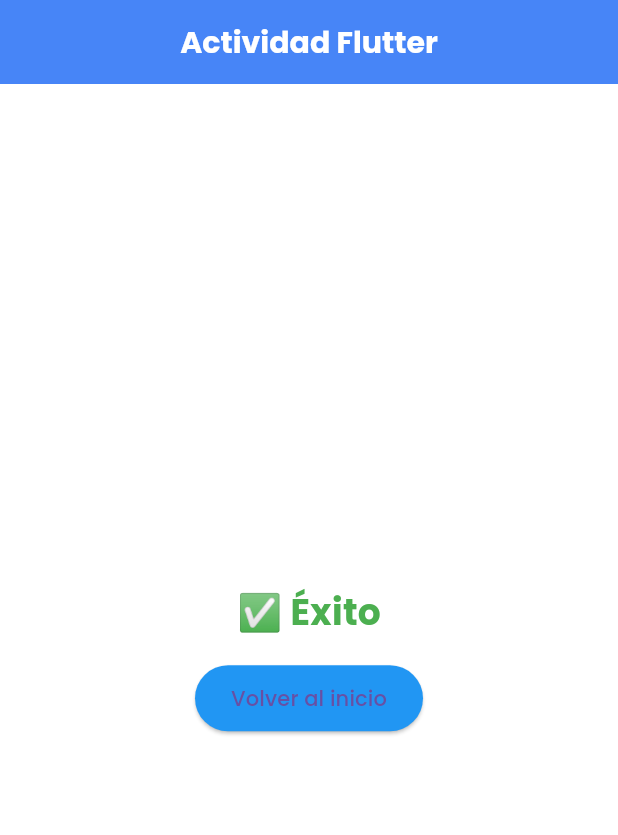
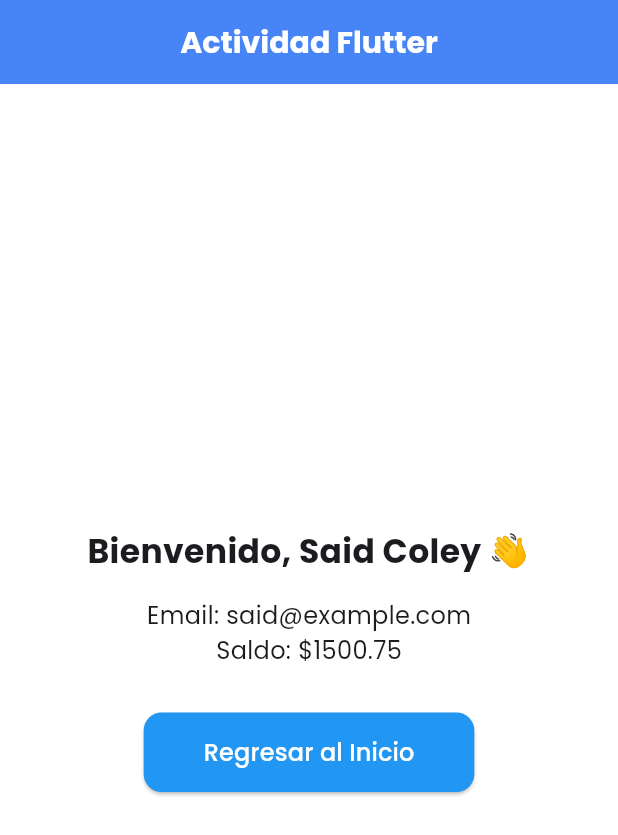
Before and after one commit to SaidColey456/SaidCO, a Flutter app: the screen it shows after launch, after a tap on "Botón Éxito", on a phone screen of 412 x 824 dp. Shown: the top 835 px of the screen. Run offline on Flutter 3.47's test engine with Material 3 defaults, Android fonts, the phone set to English and light mode, and no system bars; our stand-ins replace bloc, equatable, flutter_bloc, google_fonts.

Commit message:
Firts changes

```diff
--- /dev/null
+++ b/Said_Coley_Romero/Actividad_flutter_01_09_2025/assets/user.json
@@ -0,0 +1,7 @@
+{
+  "nombre": "Said",
+  "apellido": "Coley",
+  "email": "said@example.com",
+  "saldo": 1500.75,
+  "telefono": "3001234567"
+}
--- a/Said_Coley_Romero/Actividad_flutter_01_09_2025/lib/bloc/app_bloc.dart
+++ b/Said_Coley_Romero/Actividad_flutter_01_09_2025/lib/bloc/app_bloc.dart
@@ -1,4 +1,7 @@
+import 'dart:convert';
+import 'package:flutter/services.dart' show rootBundle;
 import 'package:flutter_bloc/flutter_bloc.dart';
+import '../models/user.dart';
 
 
 abstract class AppEvent {}
@@ -13,7 +16,10 @@ abstract class AppState {}
 
 class AppInitial extends AppState {}
 
-class AppSuccess extends AppState {}
+class AppSuccess extends AppState {
+  final User user;
+  AppSuccess(this.user);
+}
 
 class AppFailure extends AppState {}
 
@@ -23,8 +29,15 @@ class AppBloc extends Bloc<AppEvent, AppState> {
       emit(AppInitial());
     });
 
-    on<AppLoaded>((event, emit) {
-      emit(AppSuccess());
+    on<AppLoaded>((event, emit) async {
+      try {
+        final data = await rootBundle.loadString('assets/user.json');
+        final jsonMap = json.decode(data);
+        final user = User.fromJson(jsonMap);
+        emit(AppSuccess(user));
+      } catch (e) {
+        emit(AppFailure());
+      }
     });
 
     on<AppError>((event, emit) {
--- /dev/null
+++ b/Said_Coley_Romero/Actividad_flutter_01_09_2025/lib/bloc/user/user_bloc.dart
@@ -0,0 +1,30 @@
+import 'dart:convert';
+import 'package:bloc/bloc.dart';
+import 'package:flutter/services.dart' show rootBundle;
+
+import 'user_event.dart';
+import 'user_state.dart';
+
+class UserBloc extends Bloc<UserEvent, UserState> {
+  UserBloc() : super(UserInitial()) {
+    on<LoadUser>(_onLoadUser);
+  }
+
+  Future<void> _onLoadUser(LoadUser event, Emitter<UserState> emit) async {
+    emit(UserLoading());
+    try {
+      // Leer el JSON desde assets
+      final String response = await rootBundle.loadString('assets/user.json');
+      final data = json.decode(response);
+
+      emit(UserLoaded(
+        nombre: data['nombre'],
+        apellido: data['apellido'],
+        email: data['email'],
+        saldo: (data['saldo'] as num).toDouble(),
+      ));
+    } catch (e) {
+      emit(UserError("Error cargando los datos del usuario: $e"));
+    }
+  }
+}
--- /dev/null
+++ b/Said_Coley_Romero/Actividad_flutter_01_09_2025/lib/bloc/user/user_event.dart
@@ -0,0 +1,10 @@
+import 'package:equatable/equatable.dart';
+
+abstract class UserEvent extends Equatable {
+  const UserEvent();
+
+  @override
+  List<Object?> get props => [];
+}
+
+class LoadUser extends UserEvent {}
--- /dev/null
+++ b/Said_Coley_Romero/Actividad_flutter_01_09_2025/lib/bloc/user/user_state.dart
@@ -0,0 +1,38 @@
+import 'package:equatable/equatable.dart';
+
+class UserState extends Equatable {
+  const UserState();
+
+  @override
+  List<Object?> get props => [];
+}
+
+class UserInitial extends UserState {}
+
+class UserLoading extends UserState {}
+
+class UserLoaded extends UserState {
+  final String nombre;
+  final String apellido;
+  final String email;
+  final double saldo;
+
+  const UserLoaded({
+    required this.nombre,
+    required this.apellido,
+    required this.email,
+    required this.saldo,
+  });
+
+  @override
+  List<Object?> get props => [nombre, apellido, email, saldo];
+}
+
+class UserError extends UserState {
+  final String message;
+
+  const UserError(this.message);
+
+  @override
+  List<Object?> get props => [message];
+}
--- /dev/null
+++ b/Said_Coley_Romero/Actividad_flutter_01_09_2025/lib/models/user.dart
@@ -0,0 +1,25 @@
+class User {
+  final String nombre;
+  final String apellido;
+  final String email;
+  final double saldo;
+  final String telefono;
+
+  User({
+    required this.nombre,
+    required this.apellido,
+    required this.email,
+    required this.saldo,
+    required this.telefono,
+  });
+
+  factory User.fromJson(Map<String, dynamic> json) {
+    return User(
+      nombre: json['nombre'],
+      apellido: json['apellido'],
+      email: json['email'],
+      saldo: (json['saldo'] as num).toDouble(),
+      telefono: json['telefono'],
+    );
+  }
+}
--- a/Said_Coley_Romero/Actividad_flutter_01_09_2025/lib/pages/success_view.dart
+++ b/Said_Coley_Romero/Actividad_flutter_01_09_2025/lib/pages/success_view.dart
@@ -1,33 +1,71 @@
 import 'package:flutter/material.dart';
 import 'package:flutter_bloc/flutter_bloc.dart';
+import '../bloc/user/user_bloc.dart';
+import '../bloc/user/user_event.dart';
+import '../bloc/user/user_state.dart';
 import '../bloc/app_bloc.dart';
+import '../bloc/app_event.dart';
 
 class SuccessView extends StatelessWidget {
   const SuccessView({super.key});
 
   @override
   Widget build(BuildContext context) {
+    return BlocProvider(
+      create: (_) => UserBloc()..add(LoadUser()),
+      child: BlocBuilder<UserBloc, UserState>(
+        builder: (context, state) {
+          if (state is UserLoading) {
+            return const Center(child: CircularProgressIndicator());
+          } else if (state is UserLoaded) {
             return Center(
+              child: Padding(
+                padding: const EdgeInsets.all(20),
                 child: Column(
                   mainAxisAlignment: MainAxisAlignment.center,
                   children: [
-          const Text(
-            "✅ Éxito",
-            style: TextStyle(fontSize: 24, fontWeight: FontWeight.bold, color: Colors.green),
+                    Text(
+                      "Bienvenido, ${state.nombre} ${state.apellido} 👋",
+                      style: const TextStyle(
+                        fontSize: 22,
+                        fontWeight: FontWeight.bold,
                       ),
-          const SizedBox(height: 16),
+                      textAlign: TextAlign.center,
+                    ),
+                    const SizedBox(height: 15),
+                    Text("Email: ${state.email}",
+                        style: const TextStyle(fontSize: 16)),
+                    Text("Saldo: \$${state.saldo.toStringAsFixed(2)}",
+                        style: const TextStyle(fontSize: 16)),
+                    const SizedBox(height: 30),
                     ElevatedButton(
-            onPressed: () {
-
-              context.read<AppBloc>().add(AppStarted());
-            },
                       style: ElevatedButton.styleFrom(
                         backgroundColor: Colors.blue,
-              padding: const EdgeInsets.symmetric(horizontal: 24, vertical: 12),
+                        padding: const EdgeInsets.symmetric(
+                          horizontal: 40,
+                          vertical: 15,
                         ),
-            child: const Text("Volver al inicio"),
+                        shape: RoundedRectangleBorder(
+                          borderRadius: BorderRadius.circular(12),
+                        ),
+                      ),
+                      onPressed: () {
+                        context.read<AppBloc>().add(AppStarted()); // volver al inicio
+                      },
+                      child: const Text(
+                        "Regresar al Inicio",
+                        style: TextStyle(fontSize: 16, color: Colors.white),
+                      ),
                     ),
                   ],
+                ),
+              ),
+            );
+          } else if (state is UserError) {
+            return Center(child: Text(state.message));
+          }
+          return const SizedBox.shrink();
+        },
       ),
     );
   }
--- a/Said_Coley_Romero/Actividad_flutter_01_09_2025/lib/views/success_view.dart
+++ b/Said_Coley_Romero/Actividad_flutter_01_09_2025/lib/views/success_view.dart
@@ -1,20 +1,36 @@
 import 'package:flutter/material.dart';
+import 'package:flutter_bloc/flutter_bloc.dart';
+import '../bloc/app_bloc.dart';
 
 class SuccessView extends StatelessWidget {
-  final String message;
-  const SuccessView({super.key, required this.message});
+  const SuccessView({super.key});
 
   @override
   Widget build(BuildContext context) {
-    return Center(
-      child: Text(
-        message,
-        style: const TextStyle(
-          fontSize: 20,
-          color: Colors.green,
-          fontWeight: FontWeight.bold,
+    final state = context.watch<AppBloc>().state;
+
+    if (state is AppSuccess) {
+      final user = state.user;
+      return Center(
+        child: Column(
+          mainAxisAlignment: MainAxisAlignment.center,
+          children: [
+            Text("Nombre: ${user.nombre} ${user.apellido}"),
+            Text("Email: ${user.email}"),
+            Text("Teléfono: ${user.telefono}"),
+            Text("Saldo: \$${user.saldo.toStringAsFixed(2)}"),
+            const SizedBox(height: 20),
+            ElevatedButton(
+              onPressed: () {
+                context.read<AppBloc>().add(AppStarted());
+              },
+              child: const Text("Volver al inicio"),
+            ),
+          ],
         ),
-      ),
-    );
+      );
+    }
+
+    return const SizedBox.shrink();
   }
 }
```
Also changed, not shown: Said_Coley_Romero/Actividad_flutter_01_09_2025/pubspec.yaml (+3 -4 lines). Lines whose indentation alone changed are shown as unchanged.
